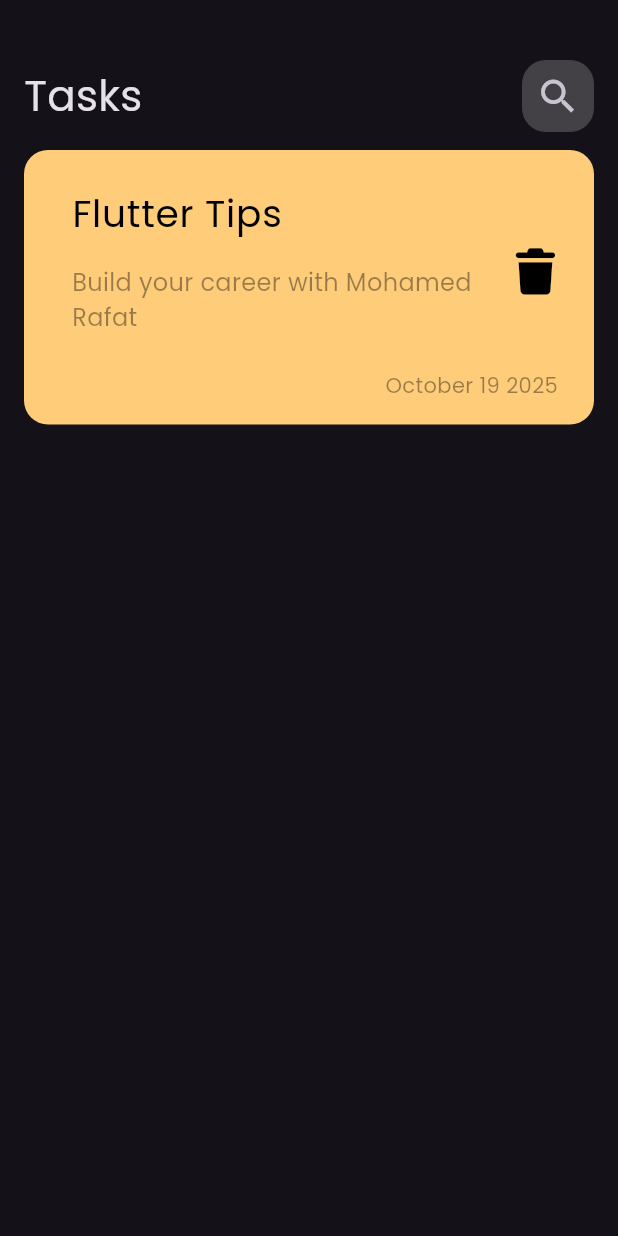
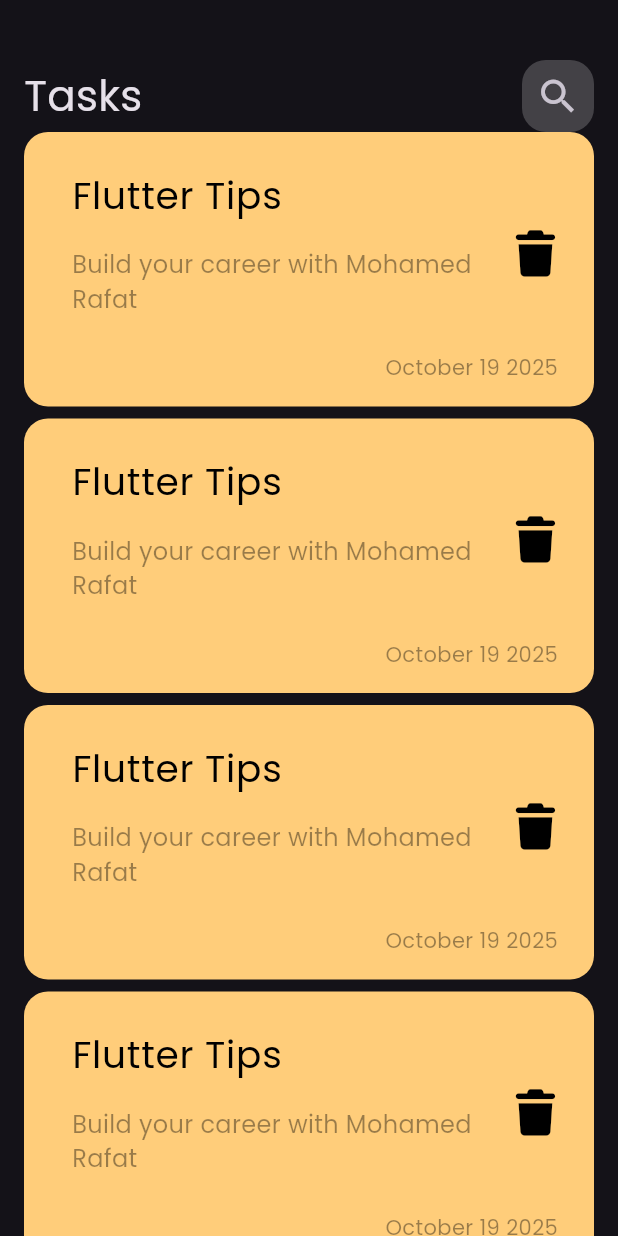
Before and after one commit to MohamedRafat-hub/Notify, a Flutter app: the screen it shows after launch, on a phone screen of 412 x 824 dp. Run offline on Flutter 3.47's test engine with Material 3 defaults, Android fonts, the phone set to English and light mode, and no system bars; our stand-ins replace font_awesome_flutter.

Commit message:
create notes list view

```diff
--- a/lib/widgets/note_item.dart
+++ b/lib/widgets/note_item.dart
@@ -7,7 +7,7 @@ class NoteItem extends StatelessWidget {
   @override
   Widget build(BuildContext context) {
     return Container(
-      margin:  const EdgeInsets.symmetric(vertical: 12),
+      margin:  const EdgeInsets.only(bottom: 8),
       padding: EdgeInsets.only(top: 16 , bottom: 16 , left: 16),
       decoration: BoxDecoration(
         color: Color(0xffFFCD7A),
--- /dev/null
+++ b/lib/widgets/notes_list_view.dart
@@ -0,0 +1,13 @@
+import 'package:flutter/material.dart';
+import 'package:tasky_app/widgets/note_item.dart';
+
+class NotesListView extends StatelessWidget {
+  const NotesListView({super.key});
+
+  @override
+  Widget build(BuildContext context) {
+    return ListView.builder(itemBuilder: (context, index) {
+      return NoteItem();
+    });
+  }
+}
--- a/lib/widgets/tasks_view_body.dart
+++ b/lib/widgets/tasks_view_body.dart
@@ -1,6 +1,7 @@
 import 'package:flutter/material.dart';
 import 'package:tasky_app/widgets/custom_app_bar.dart';
 import 'package:tasky_app/widgets/note_item.dart';
+import 'package:tasky_app/widgets/notes_list_view.dart';
 
 class TasksViewBody extends StatelessWidget {
   const TasksViewBody({super.key});
@@ -15,7 +16,7 @@ class TasksViewBody extends StatelessWidget {
             height: 40,
           ),
           CustomAppBar(),
-          NoteItem(),
+          Expanded(child: NotesListView()),
         ],
       ),
     );
```
